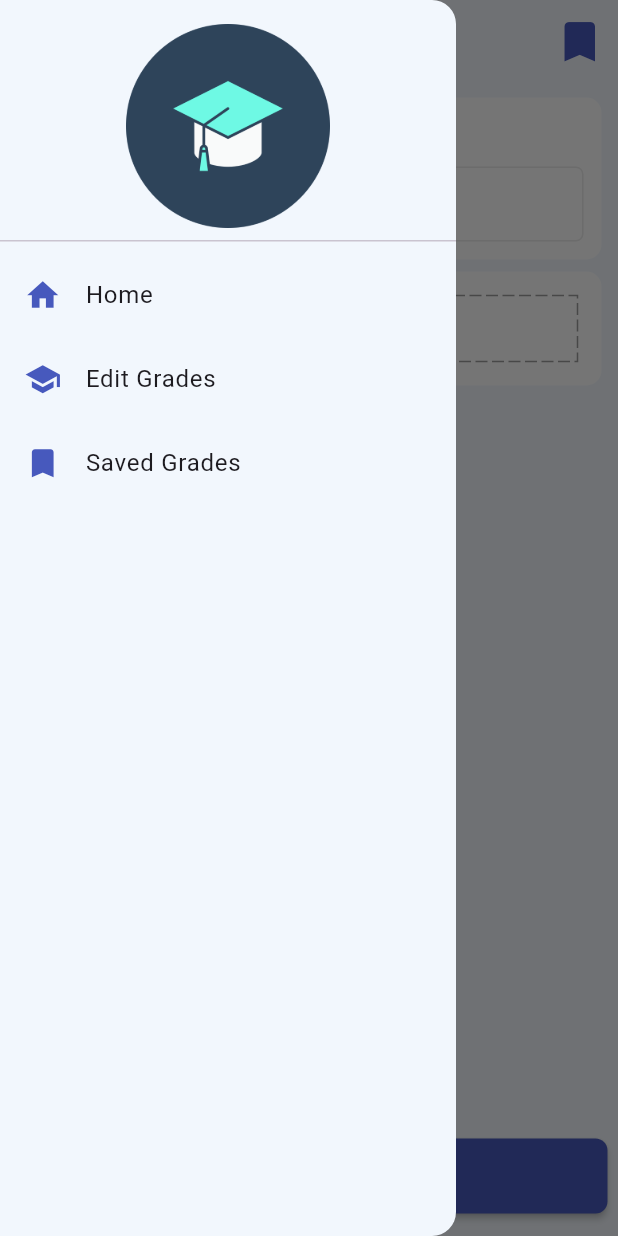
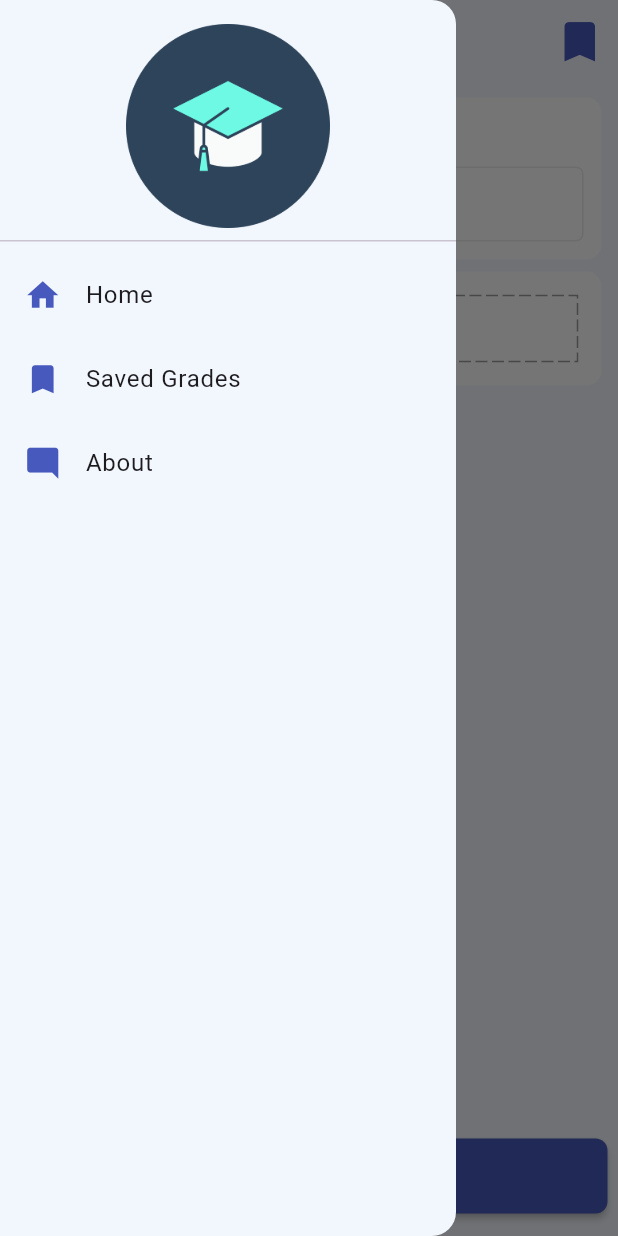
Before and after one commit to MohmaedSobhy/Gpa-Calculator, a Flutter app: the screen it shows after launch, with the side drawer open, on a phone screen of 412 x 824 dp. Run offline on Flutter 3.47's test engine with Material 3 defaults, Android fonts, the phone set to English and light mode, and no system bars; drawn by our look-alikes of dotted_border; our stand-ins replace bloc, flutter_bloc, sqflite; accounts and stored records are empty.

Commit message:
about app

```diff
--- a/lib/core/utils/app_string.dart
+++ b/lib/core/utils/app_string.dart
@@ -14,8 +14,12 @@ abstract class AppString {
       'You Have To Add Course To Calculate your Gpa';
   static const String yourGradesSaved = 'Your Grades Saved';
   static const String subjectGrade = 'Subject Grade';
+  static const String about = 'About App';
   static const String noSavedSubjects =
       'There is no Saved Subjects yet \n Add Some Subjects';
+
+  static const String appInfo =
+      'tool designed to help students determine their academic performance by calculating their average grade points over a specified period, such as a semester or their entire academic career.';
 
   static const String subject = 'Subject';
 
--- a/lib/feature/home/presentation/controller/home_screen_cubit.dart
+++ b/lib/feature/home/presentation/controller/home_screen_cubit.dart
@@ -79,7 +79,7 @@ class HomeScreenCubit extends Cubit<HomeScreenState> {
         await AppData.insertDB({
           ColumnKey.subjectName: item.courseNameController.text.toString(),
           ColumnKey.subjectGrade: item.selectedGrade.toString(),
-          ColumnKey.credits: item.creditsController.toString(),
+          ColumnKey.credits: item.creditsController.text.toString(),
         });
       }
       emit(SaveGradesSuccess());
--- a/lib/feature/home/presentation/views/drawer_item_view.dart
+++ b/lib/feature/home/presentation/views/drawer_item_view.dart
@@ -1,5 +1,6 @@
 import 'package:flutter/material.dart';
 import 'package:gpa_culator/core/theme/app_color.dart';
+import 'package:gpa_culator/feature/about/presentation/screens/about_screen.dart';
 import 'package:gpa_culator/feature/subjects_grades/presentation/screens/subject_grades_screen.dart';
 
 class DrawerItemsView extends StatelessWidget {
@@ -32,15 +33,6 @@ class DrawerItemsView extends StatelessWidget {
           ),
           ListTile(
             leading: const Icon(
-              Icons.school,
-              color: AppColor.darkBlue,
-              size: 25,
-            ),
-            title: const Text('Edit Grades'),
-            onTap: () {},
-          ),
-          ListTile(
-            leading: const Icon(
               Icons.bookmark,
               color: AppColor.darkBlue,
               size: 25,
@@ -52,6 +44,19 @@ class DrawerItemsView extends StatelessWidget {
               }));
             },
           ),
+          ListTile(
+            leading: const Icon(
+              Icons.mode_comment,
+              color: AppColor.darkBlue,
+              size: 25,
+            ),
+            title: const Text('About'),
+            onTap: () {
+              Navigator.of(context).push(MaterialPageRoute(builder: (context) {
+                return const AboutScreen();
+              }));
+            },
+          ),
         ],
       ),
     );
```
Also changed, not shown: lib/feature/about/presentation/screens/about_screen.dart (added, +31 -0 lines), lib/feature/about/presentation/views/about_screen_body_view.dart (added, +45 -0 lines), lib/feature/home/presentation/screens/home_screen.dart (+7 -2 lines).
